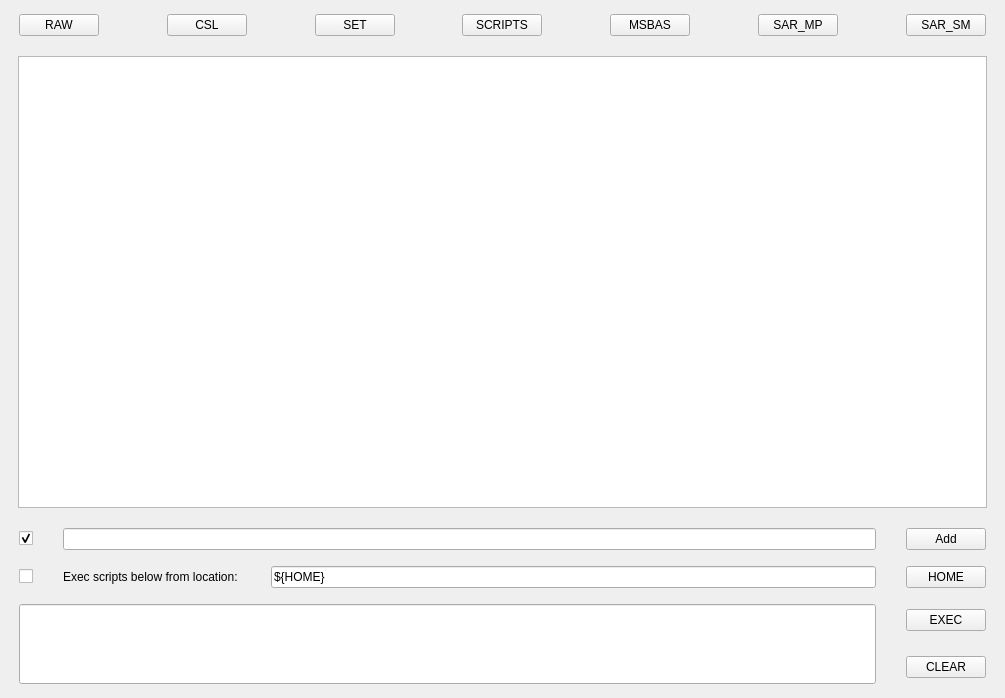
Old version of the form main_window.ui in the repository mjaspard/Dashboard_MasTer.
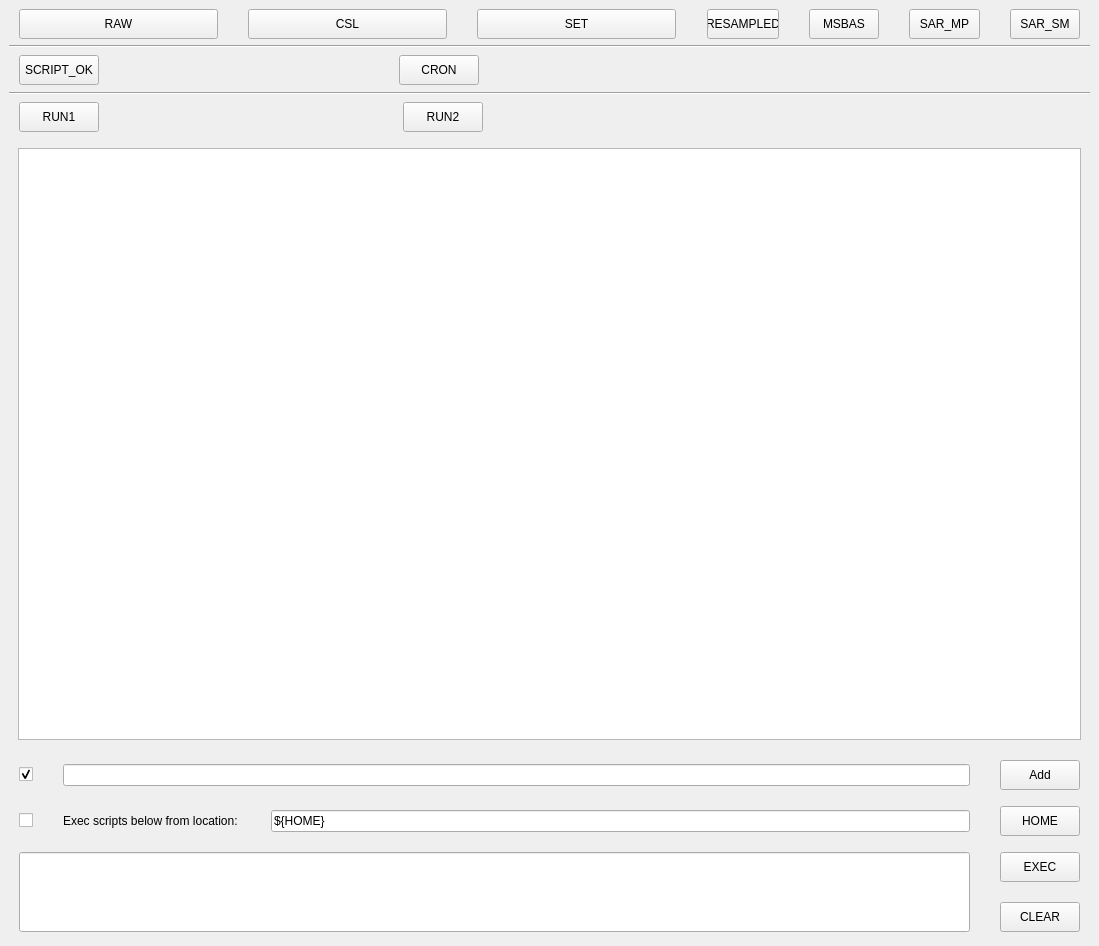
New version of the form.

```diff
--- a/main_window.ui
+++ b/main_window.ui
@@ -6,8 +6,8 @@
    <rect>
     <x>0</x>
     <y>0</y>
-    <width>1005</width>
-    <height>698</height>
+    <width>1099</width>
+    <height>946</height>
    </rect>
   </property>
   <property name="windowTitle">
@@ -16,24 +16,39 @@
   <widget class="QWidget" name="centralWidget">
    <layout class="QVBoxLayout" name="verticalLayout_2">
     <item>
-     <layout class="QHBoxLayout" name="horizontalLayout">
+     <layout class="QHBoxLayout" name="horizontalLayout" stretch="0,0,0,0,0,0,0,0,0,0,0,0,0">
       <property name="spacing">
        <number>0</number>
       </property>
+      <property name="sizeConstraint">
+       <enum>QLayout::SetMaximumSize</enum>
+      </property>
       <property name="leftMargin">
        <number>10</number>
       </property>
       <property name="topMargin">
-       <number>5</number>
+       <number>0</number>
       </property>
       <property name="rightMargin">
        <number>10</number>
       </property>
       <property name="bottomMargin">
-       <number>5</number>
+       <number>0</number>
       </property>
       <item>
        <widget class="QPushButton" name="pushButton_RAW">
+        <property name="sizePolicy">
+         <sizepolicy hsizetype="Minimum" vsizetype="Minimum">
+          <horstretch>0</horstretch>
+          <verstretch>0</verstretch>
+         </sizepolicy>
+        </property>
+        <property name="minimumSize">
+         <size>
+          <width>199</width>
+          <height>30</height>
+         </size>
+        </property>
         <property name="text">
          <string>RAW</string>
         </property>
@@ -54,6 +69,18 @@
       </item>
       <item>
        <widget class="QPushButton" name="pushButton_CSL">
+        <property name="sizePolicy">
+         <sizepolicy hsizetype="Minimum" vsizetype="Minimum">
+          <horstretch>0</horstretch>
+          <verstretch>0</verstretch>
+         </sizepolicy>
+        </property>
+        <property name="minimumSize">
+         <size>
+          <width>199</width>
+          <height>30</height>
+         </size>
+        </property>
         <property name="text">
          <string>CSL</string>
         </property>
@@ -74,6 +101,18 @@
       </item>
       <item>
        <widget class="QPushButton" name="pushButton_SET">
+        <property name="sizePolicy">
+         <sizepolicy hsizetype="Minimum" vsizetype="Minimum">
+          <horstretch>0</horstretch>
+          <verstretch>0</verstretch>
+         </sizepolicy>
+        </property>
+        <property name="minimumSize">
+         <size>
+          <width>199</width>
+          <height>30</height>
+         </size>
+        </property>
         <property name="text">
          <string>SET</string>
         </property>
@@ -93,9 +132,21 @@
        </spacer>
       </item>
       <item>
-       <widget class="QPushButton" name="pushButton_SCRIPTS">
+       <widget class="QPushButton" name="pushButton_RESAMPLED">
+        <property name="sizePolicy">
+         <sizepolicy hsizetype="Minimum" vsizetype="Minimum">
+          <horstretch>0</horstretch>
+          <verstretch>0</verstretch>
+         </sizepolicy>
+        </property>
+        <property name="minimumSize">
+         <size>
+          <width>60</width>
+          <height>30</height>
+         </size>
+        </property>
         <property name="text">
-         <string>SCRIPTS</string>
+         <string>RESAMPLED</string>
         </property>
        </widget>
       </item>
@@ -114,6 +165,18 @@
       </item>
       <item>
        <widget class="QPushButton" name="pushButton_MSBAS">
+        <property name="sizePolicy">
+         <sizepolicy hsizetype="Minimum" vsizetype="Minimum">
+          <horstretch>0</horstretch>
+          <verstretch>0</verstretch>
+         </sizepolicy>
+        </property>
+        <property name="minimumSize">
+         <size>
+          <width>60</width>
+          <height>30</height>
+         </size>
+        </property>
         <property name="text">
          <string>MSBAS</string>
         </property>
@@ -134,6 +197,18 @@
       </item>
       <item>
        <widget class="QPushButton" name="pushButton_SAR_MP">
+        <property name="sizePolicy">
+         <sizepolicy hsizetype="Minimum" vsizetype="Minimum">
+          <horstretch>0</horstretch>
+          <verstretch>0</verstretch>
+         </sizepolicy>
+        </property>
+        <property name="minimumSize">
+         <size>
+          <width>60</width>
+          <height>30</height>
+         </size>
+        </property>
         <property name="text">
          <string>SAR_MP</string>
         </property>
@@ -154,6 +229,18 @@
       </item>
       <item>
        <widget class="QPushButton" name="pushButton_SAR_SM">
+        <property name="sizePolicy">
+         <sizepolicy hsizetype="Minimum" vsizetype="Minimum">
+          <horstretch>0</horstretch>
+          <verstretch>0</verstretch>
+         </sizepolicy>
+        </property>
+        <property name="minimumSize">
+         <size>
+          <width>60</width>
+          <height>30</height>
+         </size>
+        </property>
         <property name="text">
          <string>SAR_SM</string>
         </property>
@@ -161,12 +248,264 @@
       </item>
      </layout>
     </item>
+    <item>
+     <widget class="Line" name="line">
+      <property name="orientation">
+       <enum>Qt::Horizontal</enum>
+      </property>
+     </widget>
+    </item>
+    <item>
+     <layout class="QHBoxLayout" name="horizontalLayout_8">
+      <property name="spacing">
+       <number>0</number>
+      </property>
+      <property name="leftMargin">
+       <number>10</number>
+      </property>
+      <property name="topMargin">
+       <number>1</number>
+      </property>
+      <property name="rightMargin">
+       <number>10</number>
+      </property>
+      <property name="bottomMargin">
+       <number>1</number>
+      </property>
+      <item>
+       <widget class="QPushButton" name="pushButton_SCRIPT_OK">
+        <property name="sizePolicy">
+         <sizepolicy hsizetype="Minimum" vsizetype="Minimum">
+          <horstretch>0</horstretch>
+          <verstretch>0</verstretch>
+         </sizepolicy>
+        </property>
+        <property name="minimumSize">
+         <size>
+          <width>60</width>
+          <height>30</height>
+         </size>
+        </property>
+        <property name="text">
+         <string>SCRIPT_OK</string>
+        </property>
+        <property name="iconSize">
+         <size>
+          <width>50</width>
+          <height>50</height>
+         </size>
+        </property>
+        <property name="autoDefault">
+         <bool>false</bool>
+        </property>
+        <property name="flat">
+         <bool>false</bool>
+        </property>
+       </widget>
+      </item>
+      <item>
+       <spacer name="horizontalSpacer_7">
+        <property name="orientation">
+         <enum>Qt::Horizontal</enum>
+        </property>
+        <property name="sizeHint" stdset="0">
+         <size>
+          <width>40</width>
+          <height>20</height>
+         </size>
+        </property>
+       </spacer>
+      </item>
+      <item>
+       <widget class="QPushButton" name="pushButton_CRON">
+        <property name="sizePolicy">
+         <sizepolicy hsizetype="Minimum" vsizetype="Minimum">
+          <horstretch>0</horstretch>
+          <verstretch>0</verstretch>
+         </sizepolicy>
+        </property>
+        <property name="minimumSize">
+         <size>
+          <width>60</width>
+          <height>30</height>
+         </size>
+        </property>
+        <property name="text">
+         <string>CRON</string>
+        </property>
+        <property name="iconSize">
+         <size>
+          <width>50</width>
+          <height>50</height>
+         </size>
+        </property>
+        <property name="autoDefault">
+         <bool>false</bool>
+        </property>
+        <property name="flat">
+         <bool>false</bool>
+        </property>
+       </widget>
+      </item>
+      <item>
+       <spacer name="horizontalSpacer_12">
+        <property name="orientation">
+         <enum>Qt::Horizontal</enum>
+        </property>
+        <property name="sizeHint" stdset="0">
+         <size>
+          <width>40</width>
+          <height>20</height>
+         </size>
+        </property>
+       </spacer>
+      </item>
+      <item>
+       <spacer name="horizontalSpacer_10">
+        <property name="orientation">
+         <enum>Qt::Horizontal</enum>
+        </property>
+        <property name="sizeHint" stdset="0">
+         <size>
+          <width>40</width>
+          <height>20</height>
+         </size>
+        </property>
+       </spacer>
+      </item>
+     </layout>
+    </item>
+    <item>
+     <widget class="Line" name="line_2">
+      <property name="orientation">
+       <enum>Qt::Horizontal</enum>
+      </property>
+     </widget>
+    </item>
+    <item>
+     <layout class="QHBoxLayout" name="horizontalLayout_9">
+      <property name="spacing">
+       <number>0</number>
+      </property>
+      <property name="leftMargin">
+       <number>10</number>
+      </property>
+      <property name="topMargin">
+       <number>1</number>
+      </property>
+      <property name="bottomMargin">
+       <number>1</number>
+      </property>
+      <item>
+       <widget class="QPushButton" name="pushButton_RUN1">
+        <property name="sizePolicy">
+         <sizepolicy hsizetype="Minimum" vsizetype="Minimum">
+          <horstretch>0</horstretch>
+          <verstretch>0</verstretch>
+         </sizepolicy>
+        </property>
+        <property name="minimumSize">
+         <size>
+          <width>60</width>
+          <height>30</height>
+         </size>
+        </property>
+        <property name="text">
+         <string>RUN1</string>
+        </property>
+        <property name="iconSize">
+         <size>
+          <width>25</width>
+          <height>25</height>
+         </size>
+        </property>
+       </widget>
+      </item>
+      <item>
+       <spacer name="horizontalSpacer_8">
+        <property name="orientation">
+         <enum>Qt::Horizontal</enum>
+        </property>
+        <property name="sizeHint" stdset="0">
+         <size>
+          <width>40</width>
+          <height>20</height>
+         </size>
+        </property>
+       </spacer>
+      </item>
+      <item>
+       <widget class="QPushButton" name="pushButton_RUN2">
+        <property name="sizePolicy">
+         <sizepolicy hsizetype="Minimum" vsizetype="Minimum">
+          <horstretch>0</horstretch>
+          <verstretch>0</verstretch>
+         </sizepolicy>
+        </property>
+        <property name="minimumSize">
+         <size>
+          <width>60</width>
+          <height>30</height>
+         </size>
+        </property>
+        <property name="text">
+         <string>RUN2</string>
+        </property>
+        <property name="iconSize">
+         <size>
+          <width>25</width>
+          <height>25</height>
+         </size>
+        </property>
+       </widget>
+      </item>
+      <item>
+       <spacer name="horizontalSpacer_11">
+        <property name="orientation">
+         <enum>Qt::Horizontal</enum>
+        </property>
+        <property name="sizeHint" stdset="0">
+         <size>
+          <width>40</width>
+          <height>20</height>
+         </size>
+        </property>
+       </spacer>
+      </item>
+      <item>
+       <spacer name="horizontalSpacer_9">
+        <property name="orientation">
+         <enum>Qt::Horizontal</enum>
+        </property>
+        <property name="sizeHint" stdset="0">
+         <size>
+          <width>40</width>
+          <height>20</height>
+         </size>
+        </property>
+       </spacer>
+      </item>
+     </layout>
+    </item>
     <item>
      <widget class="QStackedWidget" name="stackedWidget">
       <widget class="QWidget" name="tab_RAW">
        <layout class="QHBoxLayout" name="horizontalLayout_5">
         <item>
-         <widget class="QColumnView" name="columnView_RAW"/>
+         <widget class="QColumnView" name="columnView_RAW">
+          <property name="sizePolicy">
+           <sizepolicy hsizetype="Expanding" vsizetype="Expanding">
+            <horstretch>0</horstretch>
+            <verstretch>0</verstretch>
+           </sizepolicy>
+          </property>
+          <property name="minimumSize">
+           <size>
+            <width>0</width>
+            <height>0</height>
+           </size>
+          </property>
+         </widget>
         </item>
        </layout>
       </widget>
@@ -218,6 +557,18 @@
       </item>
       <item>
        <widget class="QPushButton" name="pushButton_ADD">
+        <property name="sizePolicy">
+         <sizepolicy hsizetype="Minimum" vsizetype="Minimum">
+          <horstretch>0</horstretch>
+          <verstretch>0</verstretch>
+         </sizepolicy>
+        </property>
+        <property name="minimumSize">
+         <size>
+          <width>60</width>
+          <height>30</height>
+         </size>
+        </property>
         <property name="text">
          <string>Add</string>
         </property>
@@ -268,6 +619,18 @@
       </item>
       <item>
        <widget class="QPushButton" name="pushButton_HOME">
+        <property name="sizePolicy">
+         <sizepolicy hsizetype="Minimum" vsizetype="Minimum">
+          <horstretch>0</horstretch>
+          <verstretch>0</verstretch>
+         </sizepolicy>
+        </property>
+        <property name="minimumSize">
+         <size>
+          <width>60</width>
+          <height>30</height>
+         </size>
+        </property>
         <property name="text">
          <string>HOME</string>
         </property>
@@ -309,6 +672,18 @@
         </property>
         <item>
          <widget class="QPushButton" name="pushButton_EXEC">
+          <property name="sizePolicy">
+           <sizepolicy hsizetype="Minimum" vsizetype="Minimum">
+            <horstretch>0</horstretch>
+            <verstretch>0</verstretch>
+           </sizepolicy>
+          </property>
+          <property name="minimumSize">
+           <size>
+            <width>60</width>
+            <height>30</height>
+           </size>
+          </property>
           <property name="text">
            <string>EXEC</string>
           </property>
@@ -332,6 +707,18 @@
         </item>
         <item>
          <widget class="QPushButton" name="pushButton_CLEAR">
+          <property name="sizePolicy">
+           <sizepolicy hsizetype="Minimum" vsizetype="Minimum">
+            <horstretch>0</horstretch>
+            <verstretch>0</verstretch>
+           </sizepolicy>
+          </property>
+          <property name="minimumSize">
+           <size>
+            <width>60</width>
+            <height>30</height>
+           </size>
+          </property>
           <property name="text">
            <string>CLEAR</string>
           </property>
```
